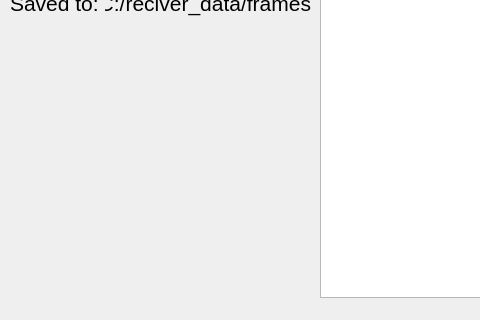
Old version of the form src/qt-viewreciever/gui/recivermainwindow.ui in the repository ueberaccelerate/image-generator-server-client; both pictures show x 0 to 480 and y 253 to 573 of the 907 by 573 pixel window.
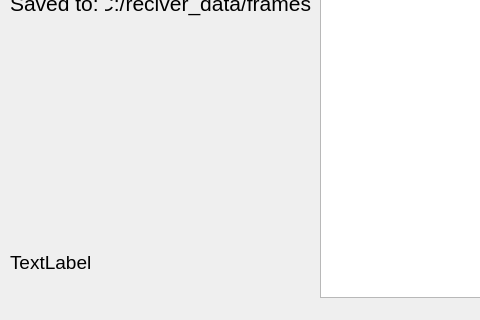
New version of the form.

Commit message: -- updated color palette -- added interact with server

```diff
--- a/src/qt-viewreciever/gui/recivermainwindow.ui
+++ b/src/qt-viewreciever/gui/recivermainwindow.ui
@@ -203,6 +203,25 @@
      </item>
     </layout>
    </widget>
+   <widget class="QLabel" name="infoLabel">
+    <property name="geometry">
+     <rect>
+      <x>10</x>
+      <y>500</y>
+      <width>311</width>
+      <height>31</height>
+     </rect>
+    </property>
+    <property name="font">
+     <font>
+      <family>Segoe UI</family>
+      <pointsize>14</pointsize>
+     </font>
+    </property>
+    <property name="text">
+     <string>TextLabel</string>
+    </property>
+   </widget>
    <widget class="QSplitter" name="splitter">
     <property name="geometry">
      <rect>
```
The commit also changes 2 other files.
